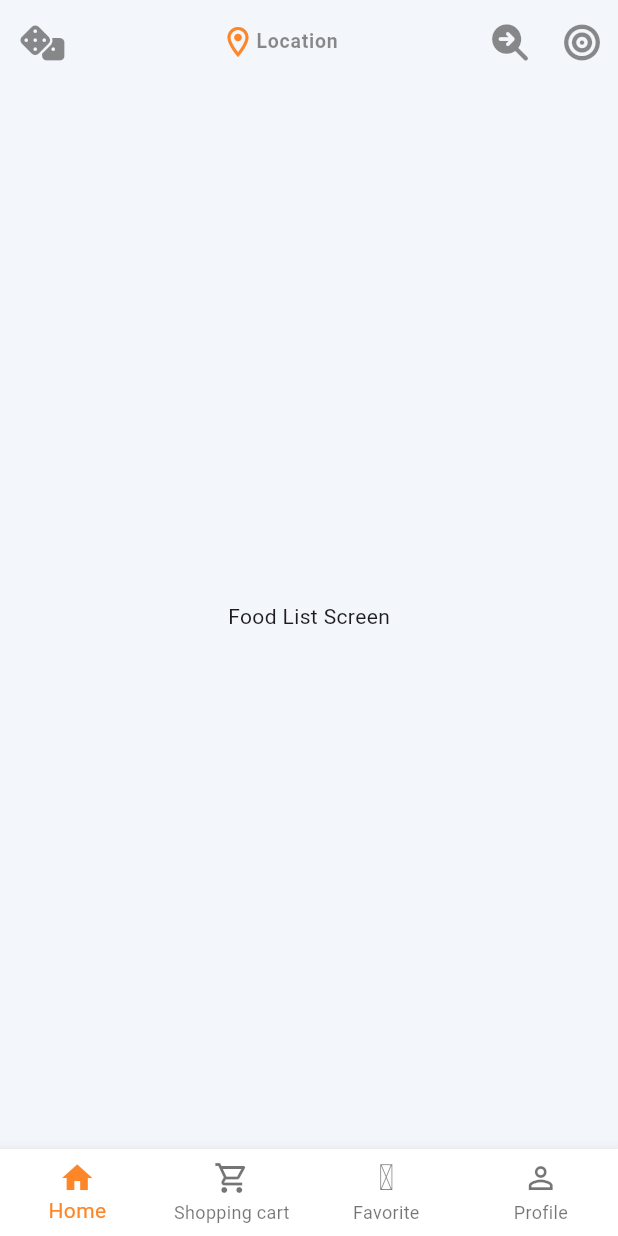
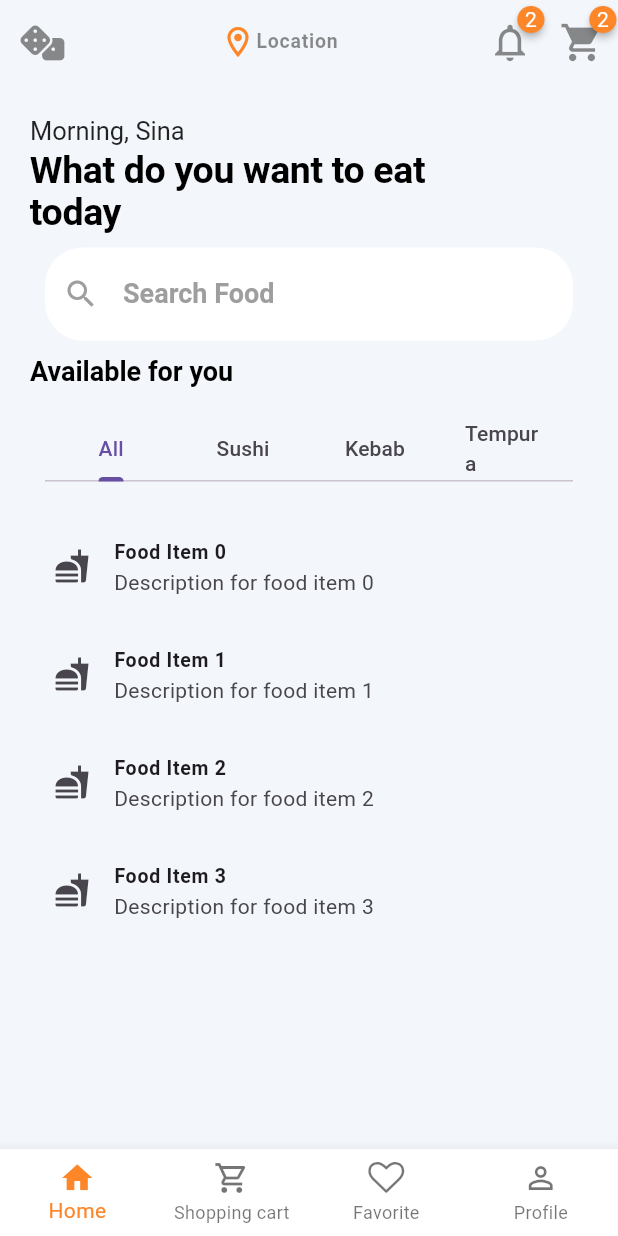
Before and after one commit to fus-cherry/recipe, a Flutter app: the screen it shows after launch, on a phone screen of 412 x 824 dp. Run offline on Flutter 3.47's test engine with Material 3 defaults, Android fonts, the phone set to English and light mode, and no system bars; drawn by our look-alikes of badges; our stand-ins replace bloc, equatable, flutter_bloc, flutter_hooks, font_awesome_flutter.

Commit message:
主题切换,字体动画添加

```diff
--- /dev/null
+++ b/lib/animations/fade_animation.dart
@@ -0,0 +1,55 @@
+import 'package:flutter/material.dart';
+
+enum AniProps { opacity, translateX, translateY, scale }
+
+class FadeAnimation extends StatefulWidget {
+  final double delay;
+  final Widget child;
+  const FadeAnimation({super.key, required this.delay, required this.child});
+
+  @override
+  State<FadeAnimation> createState() => _FadeAnimationState();
+}
+
+class _FadeAnimationState extends State<FadeAnimation>
+    with SingleTickerProviderStateMixin {
+  late AnimationController _controller;
+  late Animation<double> _opacityAnimation;
+  // late Animation<Offset> _translateAnimation;
+
+  @override
+  void initState() {
+    Future.delayed(Duration(milliseconds: (widget.delay * 1000).toInt()), () {
+      _controller.forward();
+    });
+
+    _controller = AnimationController(
+      vsync: this,
+      duration: const Duration(milliseconds: 1000),
+    );
+
+    _opacityAnimation = Tween<double>(begin: 0.0, end: 1.0).animate(
+      CurvedAnimation(parent: _controller, curve: Curves.easeInCubic),
+    );
+    // _translateAnimation = Tween<Offset>(begin: Offset(0, -5), end: Offset(0, 0))
+    // .animate(
+    // CurvedAnimation(parent: _controller, curve: Curves.easeInCubic));
+    // _controller.repeat();
+
+    super.initState();
+  }
+
+  @override
+  void dispose() {
+    _controller.dispose();
+    super.dispose();
+  }
+
+  @override
+  Widget build(BuildContext context) {
+    return FadeTransition(
+      opacity: _opacityAnimation,
+      child: widget.child,
+    );
+  }
+}
--- a/lib/page/food/food_screen.dart
+++ b/lib/page/food/food_screen.dart
@@ -1,9 +1,13 @@
-import 'package:flutter/material.dart';
+import 'package:badges/badges.dart';
+import 'package:flutter/material.dart' hide Badge;
+import 'package:flutter/services.dart';
 import 'package:flutter_bloc/flutter_bloc.dart';
 import 'package:font_awesome_flutter/font_awesome_flutter.dart';
 import 'package:notepad/blocs/theme_blocs/theme_bloc.dart';
 import 'package:notepad/blocs/theme_blocs/theme_event.dart';
 import 'package:notepad/core/app_color.dart';
+import 'package:notepad/page/food/widget/widget_tabbar.dart';
+import 'package:notepad/utils/extension.dart';
 
 class FoodListScreen extends StatelessWidget {
   const FoodListScreen({super.key});
@@ -25,23 +29,86 @@ class FoodListScreen extends StatelessWidget {
       ),
       actions: [
         IconButton(
-          icon: FaIcon(FontAwesomeIcons.magnifyingGlassArrowRight),
           onPressed: () {},
+          icon: Badge(
+            badgeStyle: const BadgeStyle(
+              badgeColor: LightThemeColor.accent,
+            ),
+            badgeContent: const Text(
+              "2",
+              style: TextStyle(color: Colors.white),
+            ),
+            position: BadgePosition.topEnd(end: -8, top: -15),
+            child: const Icon(Icons.notifications_none, size: 30),
+          ),
         ),
         IconButton(
-          icon: const FaIcon(FontAwesomeIcons.bullseye),
-          onPressed: () {},
+            onPressed: () {},
+
+            //为图标添加徽章，类似消息红点
+            icon: Badge(
+              badgeStyle: const BadgeStyle(
+                badgeColor: LightThemeColor.accent,
+              ),
+              badgeContent: const Text(
+                "2",
+                style: TextStyle(color: Colors.white),
+              ),
+              position: BadgePosition.topEnd(end: -8, top: -15),
+              child: Icon(
+                Icons.shopping_cart,
+                size: 30,
+              ),
+            )),
+      ],
+    );
+  }
+
+  Widget _searchBar(BuildContext context) {
+    return Padding(
+      padding: EdgeInsets.symmetric(horizontal: 10, vertical: 10),
+      child: TextField(
+        decoration: InputDecoration(
+          hintText: "Search Food",
+          hintStyle: context.displaySmall.copyWith(color: Colors.grey),
+          prefixIcon: const Icon(
+            Icons.search,
+            color: Colors.grey,
+          ),
         ),
-      ],
+      ),
     );
   }
 
   @override
   Widget build(BuildContext context) {
-    return Scaffold(
-      appBar: _appBar(context),
-      body: const Center(
-        child: Text('Food List Screen'),
+    return GestureDetector(
+      onTap: () => SystemChannels.textInput.invokeMethod("TextInput.hide"),
+      child: Scaffold(
+        appBar: _appBar(context),
+        body: SingleChildScrollView(
+          padding: EdgeInsets.all(20.0),
+          child: Column(
+            crossAxisAlignment: CrossAxisAlignment.start,
+            mainAxisAlignment: MainAxisAlignment.start,
+            children: [
+              Text(
+                "Morning, Sina",
+                style: context.headlineSmall,
+              ).fadeAnimation(0.2),
+              Text(
+                "What do you want to eat \ntoday",
+                style: context.displayLarge,
+              ).fadeAnimation(0.2),
+              _searchBar(context),
+              Text(
+                "Available for you",
+                style: context.displaySmall,
+              ),
+              WidgetTabbar(),
+            ],
+          ),
+        ),
       ),
     );
   }
--- /dev/null
+++ b/lib/page/food/widget/widget_tabbar.dart
@@ -0,0 +1,59 @@
+import 'package:flutter/material.dart';
+
+class WidgetTabbar extends StatefulWidget {
+  const WidgetTabbar({super.key});
+
+  @override
+  State<WidgetTabbar> createState() => _WidgetTabbarState();
+}
+
+class _WidgetTabbarState extends State<WidgetTabbar>
+    with SingleTickerProviderStateMixin {
+  late TabController _tabController;
+
+  @override
+  void initState() {
+    _tabController = TabController(length: 4, vsync: this);
+    super.initState();
+  }
+
+  @override
+  Widget build(BuildContext context) {
+    return Column(
+      children: [
+        Padding(
+          padding: EdgeInsets.symmetric(vertical: 20, horizontal: 10),
+          child: TabBar(controller: _tabController, tabs: [
+            Text("All"),
+            Text("Sushi"),
+            Text("Kebab"),
+            Text("Tempura")
+          ]),
+        ),
+        SizedBox(
+          height: 300, // 或者你可以根据内容的大小来调整高度
+          child: TabBarView(controller: _tabController, children: [
+            _foodList(context),
+            _foodList(context),
+            _foodList(context),
+            _foodList(context),
+          ]),
+        ),
+      ],
+    );
+  }
+
+  // 返回 ListView.builder
+  Widget _foodList(BuildContext context) {
+    return ListView.builder(
+      itemCount: 10, // 假设这里的数量为 10
+      itemBuilder: (context, index) {
+        return ListTile(
+          leading: Icon(Icons.fastfood),
+          title: Text("Food Item $index"),
+          subtitle: Text("Description for food item $index"),
+        );
+      },
+    );
+  }
+}
--- a/lib/utils/extension.dart
+++ b/lib/utils/extension.dart
@@ -1,4 +1,6 @@
 import 'package:bloc/bloc.dart';
+import 'package:flutter/material.dart';
+import 'package:notepad/animations/fade_animation.dart';
 import 'package:notepad/data/model/food.dart';
 
 extension BlocBaseExt on BlocBase {
@@ -11,3 +13,28 @@ extension IterableExt on List<Food> {
     return index;
   }
 }
+
+extension FadeAnminationExt on Widget {
+  Widget fadeAnimation(double delay) {
+    return FadeAnimation(
+      delay: delay,
+      child: this,
+    );
+  }
+}
+
+extension TextThemeExt on BuildContext {
+  TextStyle get headlineSmall => Theme.of(this).textTheme.headlineSmall!;
+
+  TextStyle get headlineMedium => Theme.of(this).textTheme.headlineMedium!;
+
+  TextStyle get displayMedium => Theme.of(this).textTheme.displayMedium!;
+
+  TextStyle get displaySmall => Theme.of(this).textTheme.displaySmall!;
+
+  TextStyle get displayLarge => Theme.of(this).textTheme.displayLarge!;
+
+  TextStyle get bodyLarge => Theme.of(this).textTheme.bodyLarge!;
+
+  TextStyle get titleMedium => Theme.of(this).textTheme.titleMedium!;
+}
```
Also changed, not shown: pubspec.yaml (+5 -7 lines), assets/fonts/AppIcon.ttf (added), assets/fonts/Montserrat-Medium.ttf (deleted), assets/fonts/MontserratAlternates-Medium.ttf (deleted), pubspec.lock, 7 other files.
